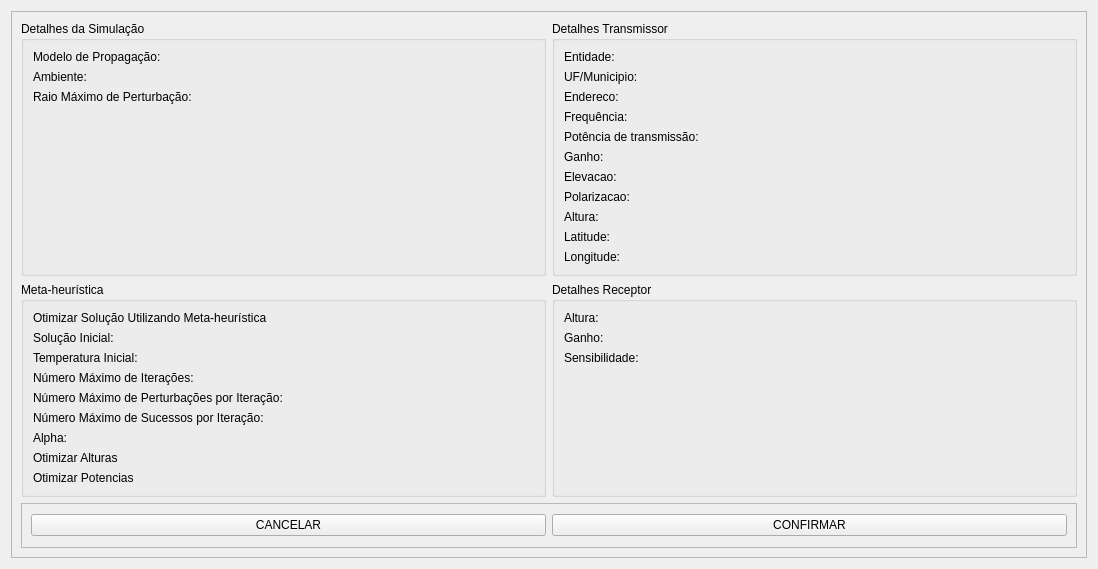
Old version of the form src/main/resources/base/confirm_simulation_dialog.ui in the repository samuelterra22/Analysis-of-antenna-coverage.
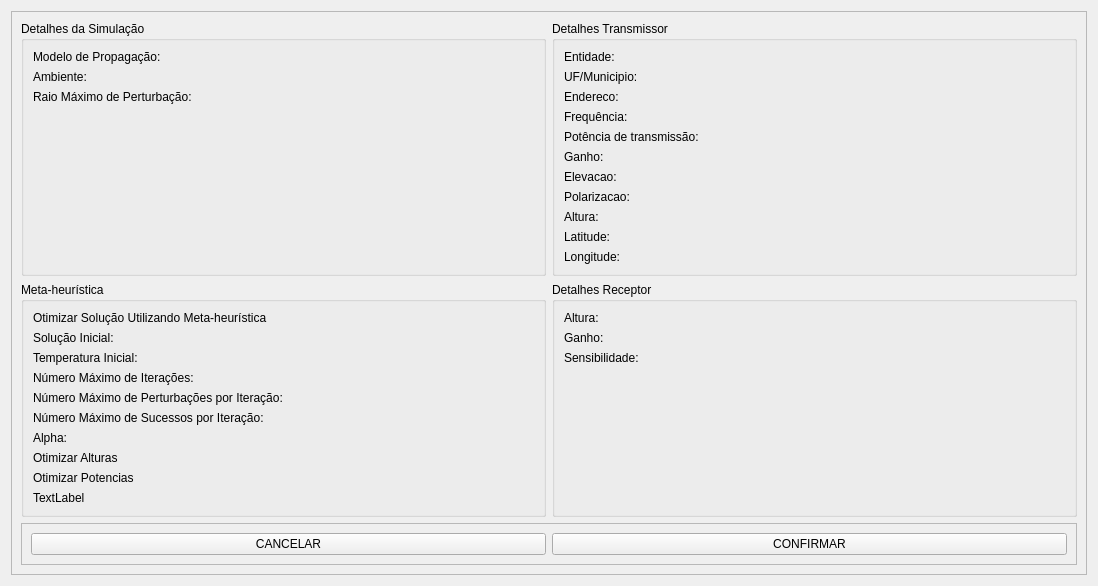
New version of the form.

Diff of the .ui file:
```diff
--- a/src/main/resources/base/confirm_simulation_dialog.ui
+++ b/src/main/resources/base/confirm_simulation_dialog.ui
@@ -7,7 +7,7 @@
     <x>0</x>
     <y>0</y>
     <width>1098</width>
-    <height>569</height>
+    <height>585</height>
    </rect>
   </property>
   <property name="windowTitle">
@@ -683,6 +683,29 @@
            </property>
           </widget>
          </item>
+         <item row="9" column="0">
+          <widget class="QLabel" name="label_save_simulation">
+           <property name="text">
+            <string>TextLabel</string>
+           </property>
+          </widget>
+         </item>
+         <item row="9" column="1">
+          <widget class="QLabel" name="label_save_simulation_value">
+           <property name="font">
+            <font>
+             <weight>75</weight>
+             <bold>true</bold>
+            </font>
+           </property>
+           <property name="text">
+            <string/>
+           </property>
+           <property name="alignment">
+            <set>Qt::AlignRight|Qt::AlignTrailing|Qt::AlignVCenter</set>
+           </property>
+          </widget>
+         </item>
         </layout>
        </widget>
       </item>
```
